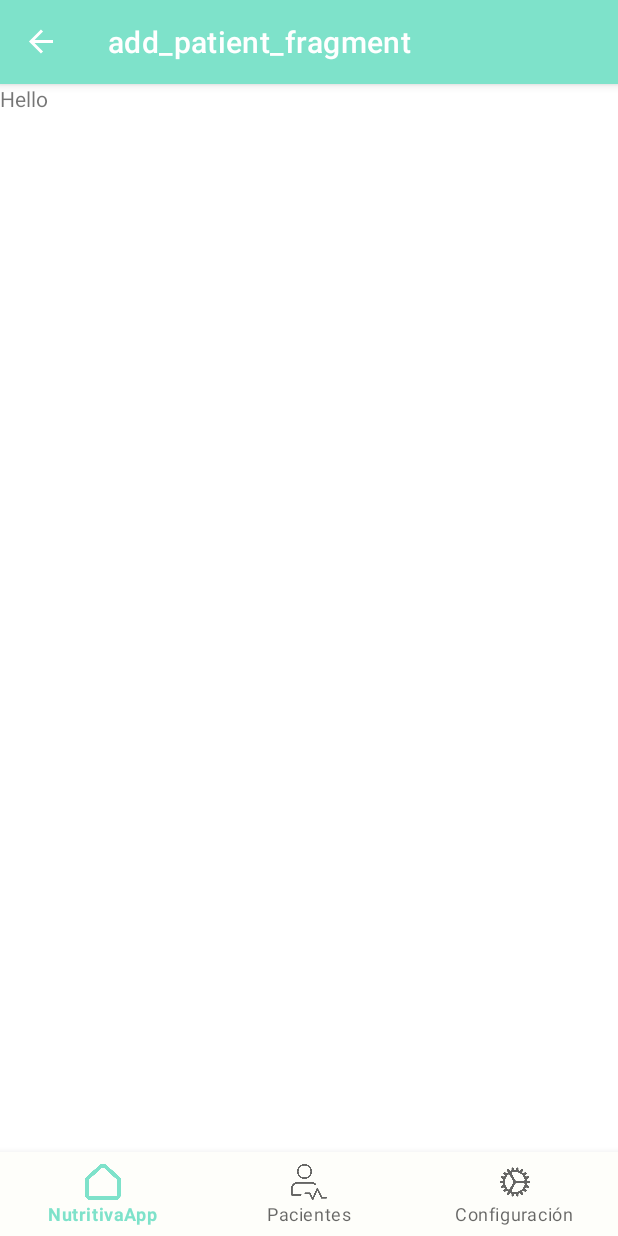
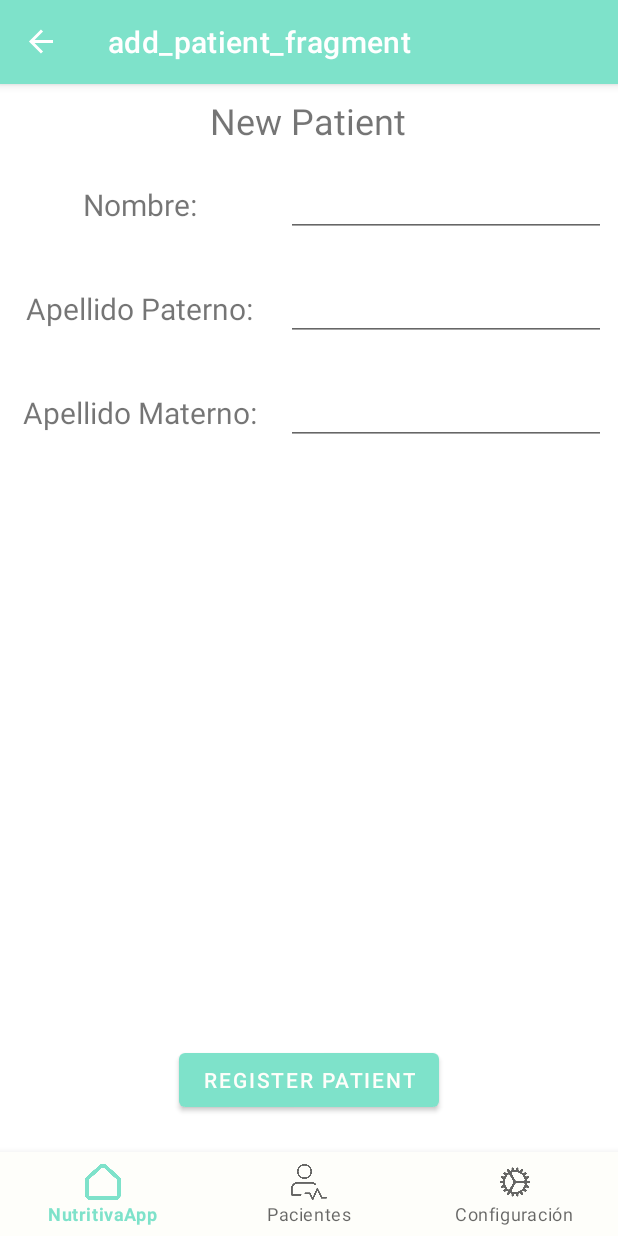
Before and after one commit to FernandoMelgar/Nutritivapp, an Android app built with Jetpack Compose: the AddPatientFragment screen opened through its navigation route, on a phone screen of 412 x 824 dp. Run offline under Robolectric (Android 15) with nearby library versions, the phone set to English and light mode, and no system bars; our stand-ins replace navigation-ui; Roboto replaces fonts that are not available here.

Commit message:
pantalla simplificada de lista de pacientes y añadir paciente hechas. Bug: no sé si es mi android studio pero aparece un xml diferente al que tengo definido

```diff
--- a/app/src/main/java/mx/nutritivalabs/nutritivapp/homescreen/ui/add_patient/AddPatientFragment.kt
+++ b/app/src/main/java/mx/nutritivalabs/nutritivapp/homescreen/ui/add_patient/AddPatientFragment.kt
@@ -6,7 +6,11 @@ import androidx.fragment.app.Fragment
 import android.view.LayoutInflater
 import android.view.View
 import android.view.ViewGroup
+import androidx.viewbinding.ViewBinding
 import mx.nutritivalabs.nutritivapp.R
+import mx.nutritivalabs.nutritivapp.databinding.AddPatientFragmentBinding
+import mx.nutritivalabs.nutritivapp.databinding.FragmentHomeBinding
+import mx.nutritivalabs.nutritivapp.patient.Patient
 
 class AddPatientFragment : Fragment() {
 
@@ -16,17 +20,39 @@ class AddPatientFragment : Fragment() {
 
     private lateinit var viewModel: AddPatientViewModel
 
+    private var _binding: AddPatientFragmentBinding? = null
+
+    private val binding get() = _binding!!
+
     override fun onCreateView(
         inflater: LayoutInflater, container: ViewGroup?,
         savedInstanceState: Bundle?
     ): View? {
-        return inflater.inflate(R.layout.add_patient_fragment, container, false)
+
+        _binding = AddPatientFragmentBinding.inflate(inflater, container, false)
+        val root: View = binding.root
+        configureObservers()
+        configureEvents()
+
+
+        return root
     }
 
-    override fun onActivityCreated(savedInstanceState: Bundle?) {
-        super.onActivityCreated(savedInstanceState)
-        viewModel = ViewModelProvider(this).get(AddPatientViewModel::class.java)
-        // TODO: Use the ViewModel
+    private fun configureEvents() {
+        binding.btnRegisterPatient.setOnClickListener {
+            val patient: Patient
+            val name = binding.etName.text.toString()
+            val lastName = binding.etLastName.text.toString()
+            val secondLastName = binding.etSecondLastName.text.toString()
+            patient = Patient(name, lastName, secondLastName)
+            viewModel.addPatient(patient)
+        }
     }
 
+    private fun configureObservers() {
+
+    }
+
+
+
 }
--- a/app/src/main/java/mx/nutritivalabs/nutritivapp/homescreen/ui/add_patient/AddPatientViewModel.kt
+++ b/app/src/main/java/mx/nutritivalabs/nutritivapp/homescreen/ui/add_patient/AddPatientViewModel.kt
@@ -1,7 +1,13 @@
 package mx.nutritivalabs.nutritivapp.homescreen.ui.add_patient
 
 import androidx.lifecycle.ViewModel
+import mx.nutritivalabs.nutritivapp.patient.Patient
 
 class AddPatientViewModel : ViewModel() {
+
+    fun addPatient(patient: Patient) {
+        //TODO: add patient to the patient list on the recycler view
+    }
+
     // TODO: Implement the ViewModel
 }
--- a/app/src/main/java/mx/nutritivalabs/nutritivapp/patient/Patient.kt
+++ b/app/src/main/java/mx/nutritivalabs/nutritivapp/patient/Patient.kt
@@ -6,10 +6,10 @@ data class Patient(
     var firstName: String,
     val paternalLastName: String?,
     val maternalLastName: String?,
-    val birthDate: LocalDate,
-    val energyRequirements: EnergyRequirements?,
-    val goals: List<String>,
-    val firstTime: Boolean
+    val birthDate: LocalDate? = null,
+    val energyRequirements: EnergyRequirements? = null,
+    val goals: List<String>? = null,
+    val firstTime: Boolean = true
 ) {
     val fullName: String
         get() = "$firstName $paternalLastName $maternalLastName"
@@ -17,8 +17,8 @@ data class Patient(
 }
 
 data class EnergyRequirements(
-    val calories: Int,
-    val proteinPercentage: Int,
-    val carbohydratePercentage: Int,
-    val lipidPercentage: Int
+    val calories: Int = 0,
+    val proteinPercentage: Int = 0,
+    val carbohydratePercentage: Int = 0,
+    val lipidPercentage: Int = 0
 )
--- a/app/src/main/res/layout/add_patient_fragment.xml
+++ b/app/src/main/res/layout/add_patient_fragment.xml
@@ -1,13 +1,97 @@
 <?xml version="1.0" encoding="utf-8"?>
-<FrameLayout xmlns:android="http://schemas.android.com/apk/res/android"
+<androidx.constraintlayout.widget.ConstraintLayout xmlns:android="http://schemas.android.com/apk/res/android"
+    xmlns:app="http://schemas.android.com/apk/res-auto"
     xmlns:tools="http://schemas.android.com/tools"
+    android:id="@+id/frameLayout2"
     android:layout_width="match_parent"
     android:layout_height="match_parent"
-    tools:context=".homescreen.ui.add_patient.AddPatientFragment">
+    tools:context=".homescreen.ui.add_patient.AddPatientFragment" >
 
     <TextView
-        android:layout_width="match_parent"
-        android:layout_height="match_parent"
-        android:text="Hello" />
+        android:id="@+id/textView7"
+        android:layout_width="wrap_content"
+        android:layout_height="wrap_content"
+        android:layout_marginTop="8dp"
+        android:text="New Patient"
+        android:textSize="24sp"
+        app:layout_constraintEnd_toEndOf="parent"
+        app:layout_constraintHorizontal_bias="0.498"
+        app:layout_constraintStart_toStartOf="parent"
+        app:layout_constraintTop_toTopOf="parent" />
 
-</FrameLayout>
+    <EditText
+        android:id="@+id/etName"
+        android:layout_width="wrap_content"
+        android:layout_height="wrap_content"
+        android:layout_marginTop="16dp"
+        android:layout_marginEnd="8dp"
+        android:ems="10"
+        android:inputType="textPersonName"
+        app:layout_constraintEnd_toEndOf="parent"
+        app:layout_constraintTop_toBottomOf="@+id/textView7" />
+
+    <EditText
+        android:id="@+id/etLastName"
+        android:layout_width="wrap_content"
+        android:layout_height="wrap_content"
+        android:layout_marginTop="24dp"
+        android:layout_marginEnd="8dp"
+        android:ems="10"
+        android:inputType="textPersonName"
+        app:layout_constraintEnd_toEndOf="parent"
+        app:layout_constraintTop_toBottomOf="@+id/etName" />
+
+    <EditText
+        android:id="@+id/etSecondLastName"
+        android:layout_width="wrap_content"
+        android:layout_height="wrap_content"
+        android:layout_marginTop="24dp"
+        android:layout_marginEnd="8dp"
+        android:ems="10"
+        android:inputType="textPersonName"
+        app:layout_constraintEnd_toEndOf="parent"
+        app:layout_constraintTop_toBottomOf="@+id/etLastName" />
+
+    <TextView
+        android:id="@+id/textView8"
+        android:layout_width="wrap_content"
+        android:layout_height="wrap_content"
+        android:layout_marginBottom="8dp"
+        android:text="Nombre: "
+        android:textSize="20sp"
+        app:layout_constraintBottom_toBottomOf="@+id/etName"
+        app:layout_constraintEnd_toStartOf="@+id/etName"
+        app:layout_constraintStart_toStartOf="parent" />
+
+    <TextView
+        android:id="@+id/textView9"
+        android:layout_width="wrap_content"
+        android:layout_height="wrap_content"
+        android:layout_marginBottom="8dp"
+        android:text="Apellido Materno: "
+        android:textSize="20sp"
+        app:layout_constraintBottom_toBottomOf="@+id/etSecondLastName"
+        app:layout_constraintEnd_toStartOf="@+id/etSecondLastName"
+        app:layout_constraintStart_toStartOf="parent" />
+
+    <TextView
+        android:id="@+id/textView10"
+        android:layout_width="wrap_content"
+        android:layout_height="wrap_content"
+        android:layout_marginBottom="8dp"
+        android:text="Apellido Paterno: "
+        android:textSize="20sp"
+        app:layout_constraintBottom_toBottomOf="@+id/etLastName"
+        app:layout_constraintEnd_toStartOf="@+id/etLastName"
+        app:layout_constraintStart_toStartOf="parent" />
+
+    <Button
+        android:id="@+id/btnRegisterPatient"
+        android:layout_width="wrap_content"
+        android:layout_height="wrap_content"
+        android:layout_marginBottom="24dp"
+        android:text="Register Patient"
+        app:layout_constraintBottom_toBottomOf="parent"
+        app:layout_constraintEnd_toEndOf="parent"
+        app:layout_constraintStart_toStartOf="parent" />
+</androidx.constraintlayout.widget.ConstraintLayout>
```
